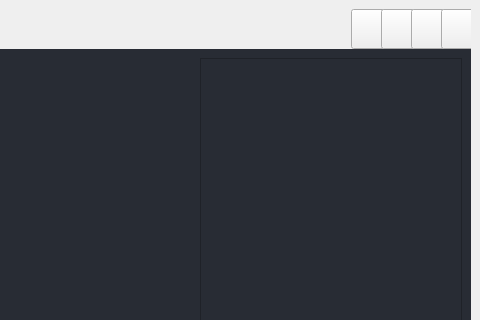
The window that src/ui/pyside_ui/forms/main_window.ui (DariuszMak/fullstack-python-app) describes before a commit, drawn with Qt 5; both pictures show x 233 to 713 and y 0 to 320 of the 713 by 752 pixel window.
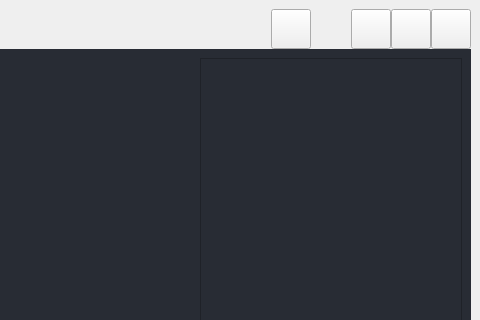
The same window after the commit. Icons and pictures are not drawn.

The edit to the form file:
```diff
--- a/src/ui/pyside_ui/forms/main_window.ui
+++ b/src/ui/pyside_ui/forms/main_window.ui
@@ -209,7 +209,7 @@
                                     </property>
                                     <property name="maximumSize">
                                       <size>
-                                        <width>120</width>
+                                        <width>200</width>
                                         <height>16777215</height>
                                       </size>
                                     </property>
@@ -270,6 +270,19 @@
                                           </property>
                                         </widget>
                                       </item>
+                                      <item>
+                                        <spacer name="horizontalSpacer">
+                                          <property name="orientation">
+                                            <enum>Qt::Orientation::Horizontal</enum>
+                                          </property>
+                                          <property name="sizeHint" stdset="0">
+                                            <size>
+                                              <width>40</width>
+                                              <height>20</height>
+                                            </size>
+                                          </property>
+                                        </spacer>
+                                      </item>
                                       <item>
                                         <widget class="QPushButton" name="btn_minimize">
                                           <property name="sizePolicy">
```
